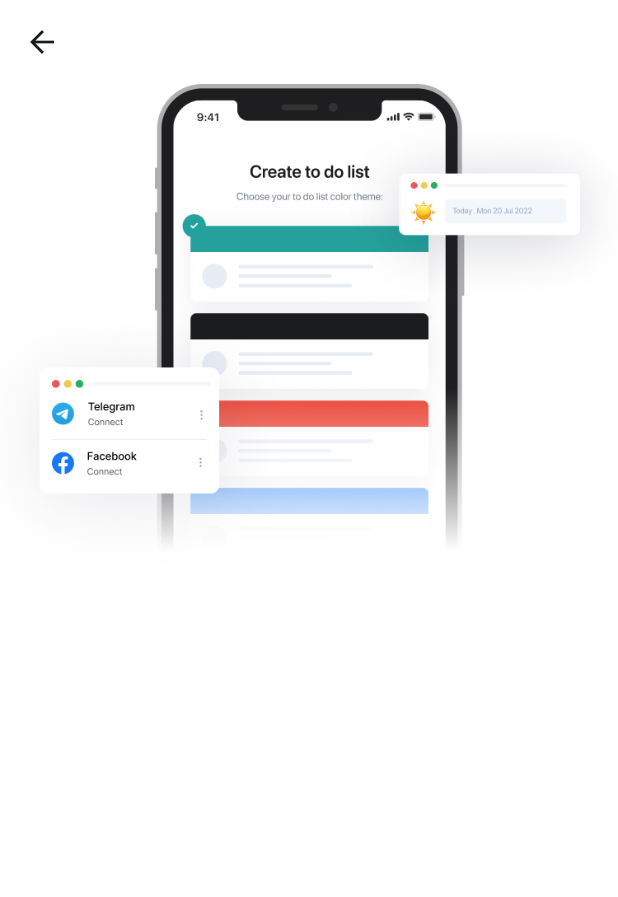
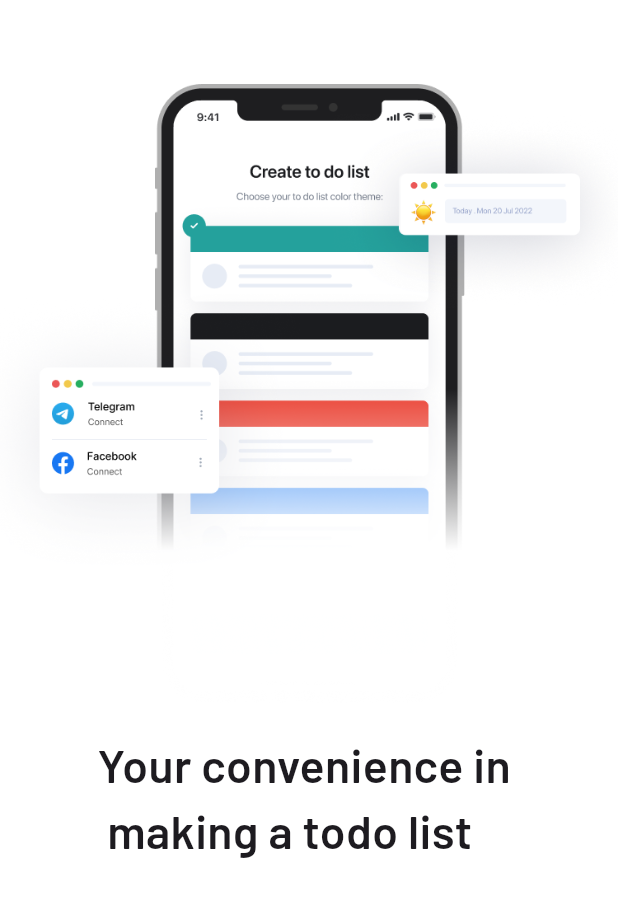
Before and after one commit to Suhail-20/Todyapp, a Flutter app: the OnboardingPage2 screen opened directly, on a phone screen of 412 x 824 dp. Shown: the top 897 px of the screen. Run offline on Flutter 3.47's test engine with Material 3 defaults, Android fonts, the phone set to English and light mode, and no system bars; our stand-ins replace device_preview, flutter_svg, google_fonts.

Commit message:
onBording2

```diff
--- a/lib/featurs/auth/screens/onboarding_screens/onboarding_page2.dart
+++ b/lib/featurs/auth/screens/onboarding_screens/onboarding_page2.dart
@@ -1,5 +1,7 @@
 import 'package:flutter/material.dart';
 import 'package:todyapp/core/constans/constans.dart';
+
+import '../../../../main.dart';
 
 class OnboardingPage2 extends StatefulWidget {
   const OnboardingPage2({super.key});
@@ -18,7 +20,12 @@ class _OnboardingPage2State extends State<OnboardingPage2> {
       ),
       body: Column(
         children: [
-          Image.asset(Constants.onBoarding1)
+          Image.asset(Constants.onBoarding1),
+          Text("Your convenience in \n making a todo list",
+          style: TextStyle(
+            fontWeight: FontWeight.w600,
+            fontSize: width*0.075,
+          ),)
         ],
       ),
     );
--- a/lib/main.dart
+++ b/lib/main.dart
@@ -8,6 +8,7 @@ import 'package:todyapp/featurs/auth/screens/sign_up_screen.dart';
 import 'package:todyapp/featurs/home/home_page.dart';
 
 import 'featurs/auth/screens/onboarding_screens/onboarding_page1.dart';
+import 'featurs/auth/screens/onboarding_screens/onboarding_page2.dart';
 
 var height;
 var width;
@@ -34,7 +35,7 @@ class MyApp extends StatelessWidget {
           useMaterial3: true,
         ),
         debugShowCheckedModeBanner: false,
-        home: RegisterScreen(),
+        home: OnboardingPage2(),
       ),
     );
   }
```
